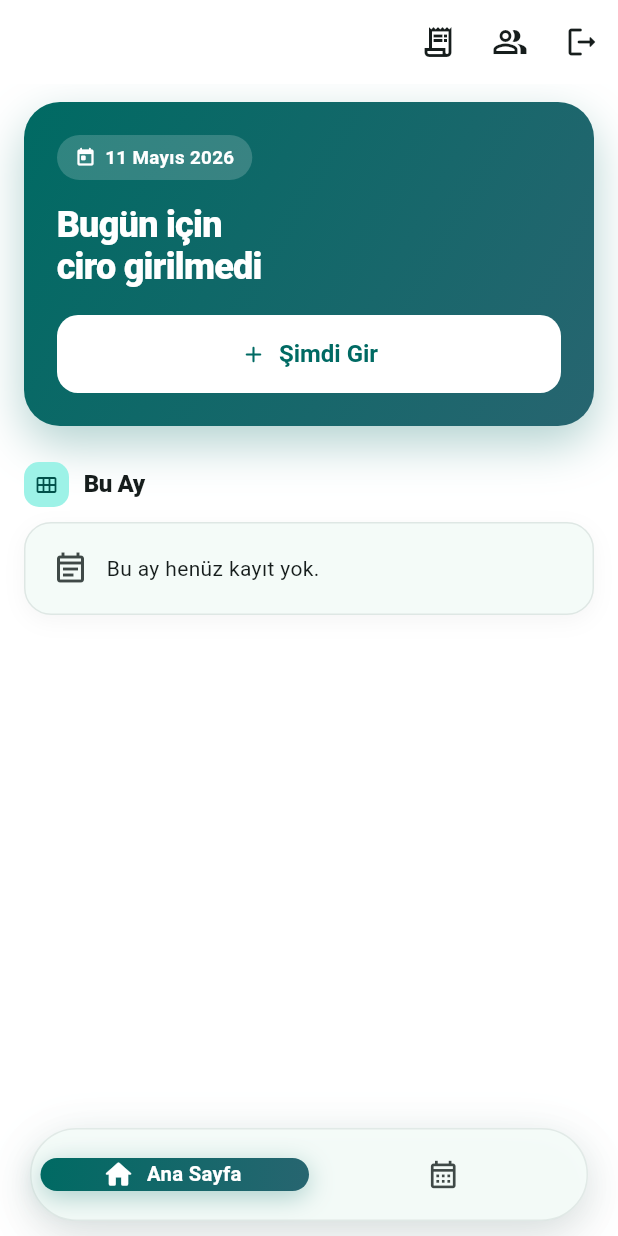
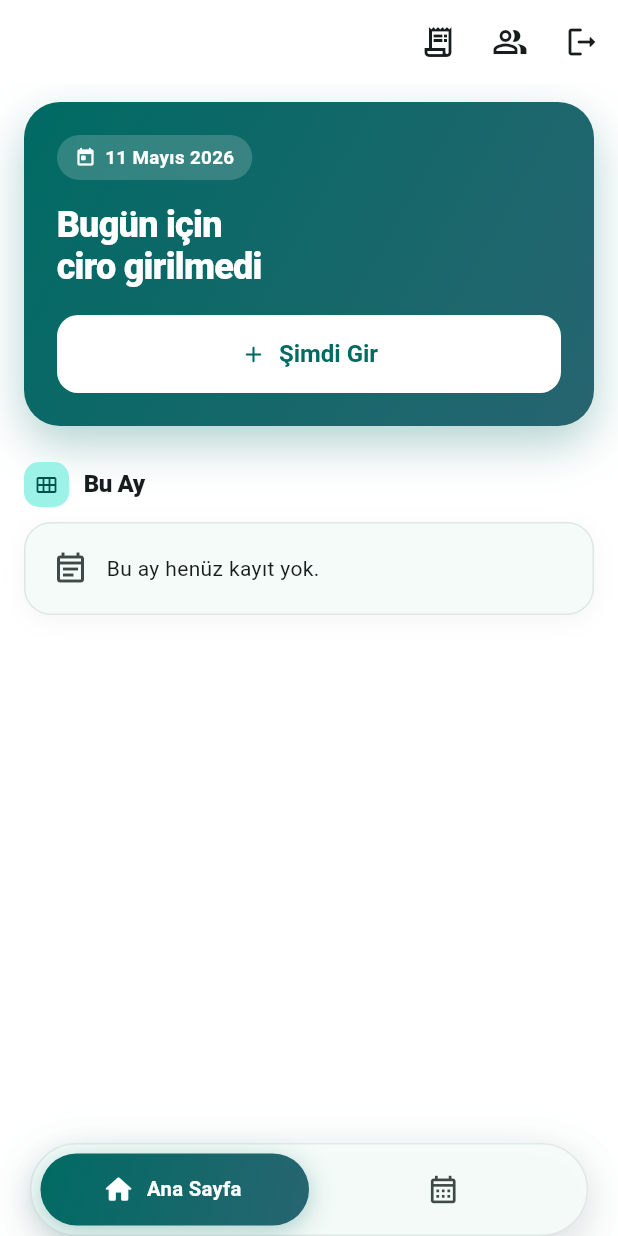
Before and after one commit to HusrevKorpe/black_muasebe_takip, a Flutter app: the screen it shows once a user with an empty profile is signed in, on a phone screen of 412 x 824 dp. Run offline on Flutter 3.47's test engine with Material 3 defaults, Android fonts, the phone set to English and light mode, and no system bars; our stand-ins replace cloud_firestore, firebase_auth, firebase_core, flutter_riverpod, share_plus, table_calendar; missing offline and left inert: excel; accounts and stored records are empty; statements that could not run were skipped.

Commit message:
chore: uygulama ikonu kurulumu ve bottom nav padding düzeltmesi
- flutter_launcher_icons ile iOS app icon'ları üretildi
- assets/icon/app_icon.png eklendi
- Owner home bottom nav alt boşluğu düzeltildi

Co-Authored-By: Claude Opus 4.7 (1M context) <noreply@anthropic.com>

```diff
--- a/lib/features/revenue/presentation/owner_home_screen.dart
+++ b/lib/features/revenue/presentation/owner_home_screen.dart
@@ -129,9 +129,8 @@ class _FloatingBottomNav extends StatelessWidget {
 
     return SafeArea(
       top: false,
-      minimum: const EdgeInsets.only(bottom: 6),
       child: Padding(
-        padding: const EdgeInsets.fromLTRB(20, 8, 20, 4),
+        padding: const EdgeInsets.fromLTRB(20, 8, 20, 0),
         child: Container(
           height: 62,
           padding: const EdgeInsets.all(6),
@@ -159,6 +158,7 @@ class _FloatingBottomNav extends StatelessWidget {
             ],
           ),
           child: Row(
+            crossAxisAlignment: CrossAxisAlignment.stretch,
             children: List.generate(items.length, (i) {
               final selected = i == selectedIndex;
               final item = items[i];
```
Also changed, not shown: pubspec.yaml (+8 -0 lines), assets/icon/app_icon.png (added), pubspec.lock, 23 other files.
